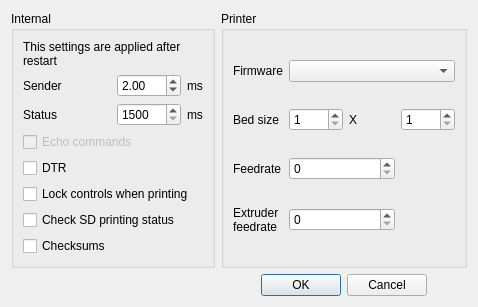
This is settingswindow.ui in NeoTheFox/RepRaptor as Qt 5 draws it before an edit. The edited form follows.
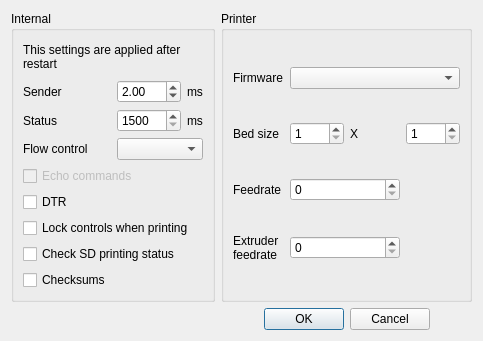
This is the edited form. Icons and pictures are not drawn.

Commit message: Static cast int to enum

The edit to the form file:
```diff
--- a/settingswindow.ui
+++ b/settingswindow.ui
@@ -6,8 +6,8 @@
    <rect>
     <x>0</x>
     <y>0</y>
-    <width>478</width>
-    <height>285</height>
+    <width>483</width>
+    <height>341</height>
    </rect>
   </property>
   <property name="windowTitle">
@@ -24,7 +24,7 @@
       <string>Internal</string>
      </property>
      <layout class="QGridLayout" name="gridLayout">
-      <item row="3" column="0" colspan="3">
+      <item row="4" column="0" colspan="3">
        <widget class="QCheckBox" name="echobox">
         <property name="enabled">
          <bool>false</bool>
@@ -99,7 +99,7 @@
         </property>
        </widget>
       </item>
-      <item row="5" column="0" colspan="3">
+      <item row="6" column="0" colspan="3">
        <widget class="QCheckBox" name="lockbox">
         <property name="text">
          <string>Lock controls when printing</string>
@@ -113,14 +113,14 @@
         </property>
        </widget>
       </item>
-      <item row="6" column="0" colspan="3">
+      <item row="7" column="0" colspan="3">
        <widget class="QCheckBox" name="sdbox">
         <property name="text">
          <string>Check SD printing status</string>
         </property>
        </widget>
       </item>
-      <item row="7" column="0">
+      <item row="8" column="0">
        <widget class="QCheckBox" name="checksumbox">
         <property name="enabled">
          <bool>true</bool>
@@ -152,13 +152,23 @@
         </property>
        </widget>
       </item>
-      <item row="4" column="0">
+      <item row="5" column="0">
        <widget class="QCheckBox" name="dtrbox">
         <property name="text">
          <string>DTR</string>
         </property>
        </widget>
       </item>
+      <item row="3" column="0">
+       <widget class="QLabel" name="label_11">
+        <property name="text">
+         <string>Flow control</string>
+        </property>
+       </widget>
+      </item>
+      <item row="3" column="1" colspan="2">
+       <widget class="QComboBox" name="flowcontrolbox"/>
+      </item>
      </layout>
     </widget>
    </item>
```
The commit also changes 1 other file.
